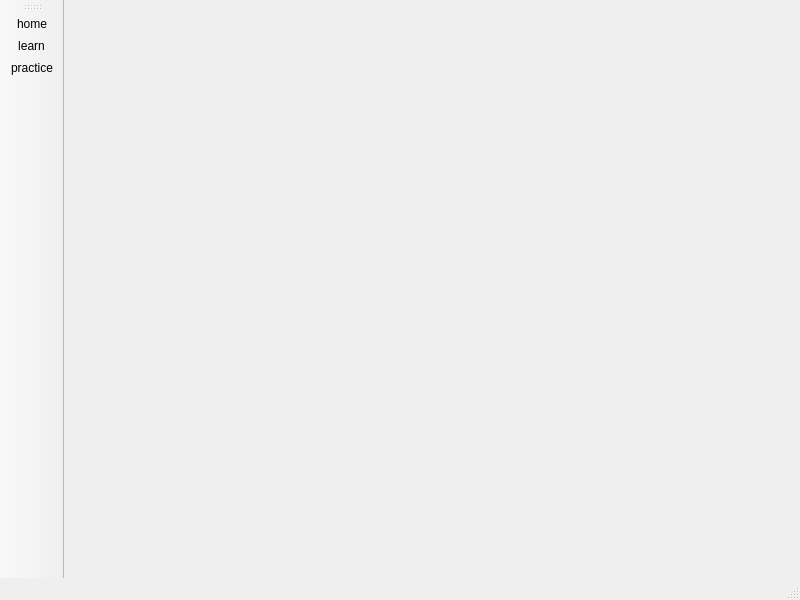
owenharvey78/blackjack-learning-game, file mainwindow.ui: the form before one commit.
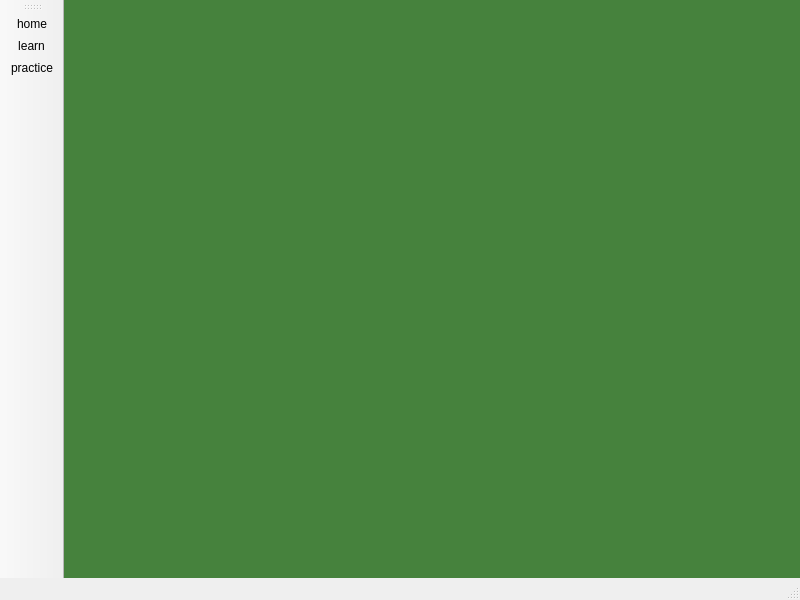
The form after the commit. Icons and pictures are not drawn.

Commit message: Background color

```diff
--- a/mainwindow.ui
+++ b/mainwindow.ui
@@ -13,7 +13,11 @@
   <property name="windowTitle">
    <string>MainWindow</string>
   </property>
-  <widget class="QWidget" name="centralwidget"/>
+  <widget class="QWidget" name="centralwidget">
+   <property name="styleSheet">
+    <string notr="true">background-color: rgb(70, 130, 61);</string>
+   </property>
+  </widget>
   <widget class="QMenuBar" name="menubar">
    <property name="geometry">
     <rect>
```
